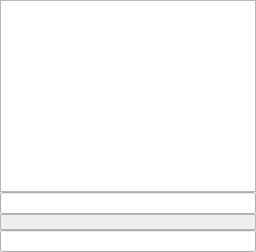
Before: the Qt Designer form Quazaa/Chat/IRC/messageview.ui in c3c/quazaa, drawn with Qt 5.
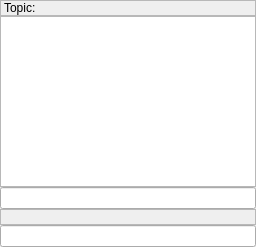
After: the same form once the commit is applied. Custom widgets are drawn as their Qt base class.

Commit message: Nifty topic label above channel text.

```diff
--- a/Quazaa/Chat/IRC/messageview.ui
+++ b/Quazaa/Chat/IRC/messageview.ui
@@ -2,6 +2,14 @@
 <ui version="4.0">
  <class>MessageView</class>
  <widget class="QWidget" name="MessageView">
+  <property name="geometry">
+   <rect>
+    <x>0</x>
+    <y>0</y>
+    <width>256</width>
+    <height>247</height>
+   </rect>
+  </property>
   <layout class="QVBoxLayout" name="verticalLayout">
    <property name="spacing">
     <number>0</number>
@@ -9,6 +17,28 @@
    <property name="margin">
     <number>0</number>
    </property>
+   <item>
+    <widget class="QLabel" name="labelTopic">
+     <property name="styleSheet">
+      <string notr="true"/>
+     </property>
+     <property name="frameShape">
+      <enum>QFrame::StyledPanel</enum>
+     </property>
+     <property name="frameShadow">
+      <enum>QFrame::Sunken</enum>
+     </property>
+     <property name="text">
+      <string>Topic: </string>
+     </property>
+     <property name="wordWrap">
+      <bool>true</bool>
+     </property>
+     <property name="textInteractionFlags">
+      <set>Qt::LinksAccessibleByMouse|Qt::TextSelectableByMouse</set>
+     </property>
+    </widget>
+   </item>
    <item>
     <widget class="TextBrowser" name="textBrowser">
      <property name="tabChangesFocus">
```
The commit also changes 4 other files.
